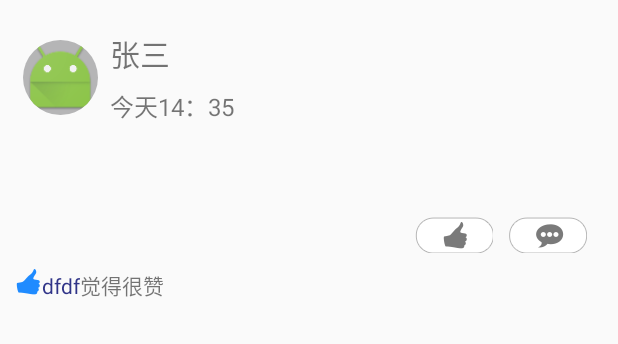
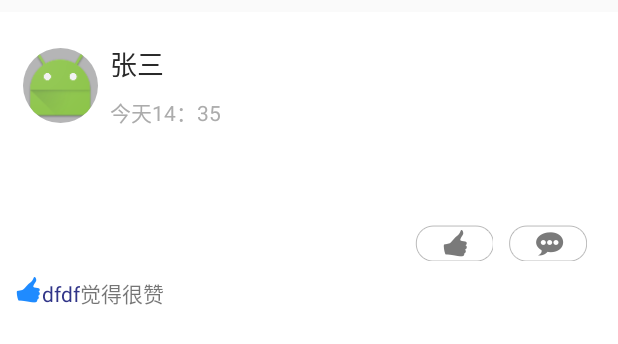
Before and after one commit to TomAndJeremy/GoldMetal, an Android app: the layout dynamic_item.xml on its own in the app's theme, with its tools: preview values and no code run, on a phone screen of 412 x 824 dp. Shown: the top 344 px of the screen. Run offline under Robolectric (Android 15) with nearby library versions, the phone set to English and light mode, and no system bars.

Commit message:
动态列表的 间隔与字体

```diff
--- a/app/src/main/res/layout/dynamic_item.xml
+++ b/app/src/main/res/layout/dynamic_item.xml
@@ -5,6 +5,8 @@
     android:layout_height="match_parent"
     android:orientation="vertical"
     android:padding="10dp"
+    android:layout_marginTop="8dp"
+    android:background="@color/white"
     android:id="@+id/recyclerview_item">
 
     <RelativeLayout
@@ -31,7 +33,8 @@
             android:layout_marginLeft="8dp"
             android:layout_toRightOf="@+id/dynamic_item_head_portrait"
             android:text="张三"
-            android:textSize="20sp" />
+            android:textColor="@color/msg_name"
+            android:textSize="@dimen/large_size" />
 
         <TextView
             android:id="@+id/dynamic_item_user_time"
@@ -41,7 +44,8 @@
             android:layout_marginLeft="8dp"
             android:layout_toRightOf="@+id/dynamic_item_head_portrait"
             android:text="今天14：35"
-            android:textSize="16sp" />
+            android:textColor="@color/msg_content"
+            android:textSize="@dimen/small_size" />
     </RelativeLayout>
 
     <TextView
@@ -49,7 +53,9 @@
         android:layout_width="match_parent"
         android:layout_height="wrap_content"
         android:layout_below="@+id/meg_detail_info"
-        android:layout_margin="5dp" />
+        android:layout_margin="5dp"
+        android:textColor="@color/msg_name"
+        android:textSize="@dimen/normal_size"/>
 
 
 
```
